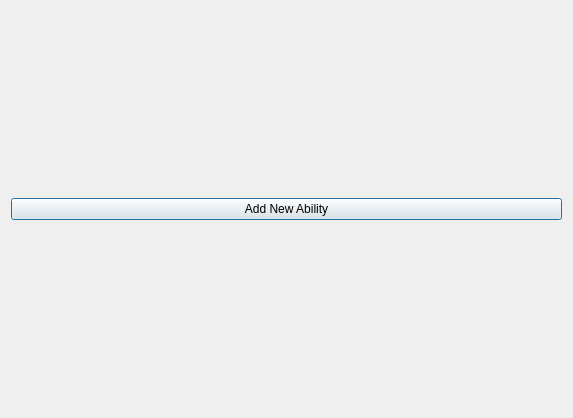
Above: BattleBoard/vieAbilityWindow.ui from Greykoil/BattleBoard before the change. Below: the same form after it.
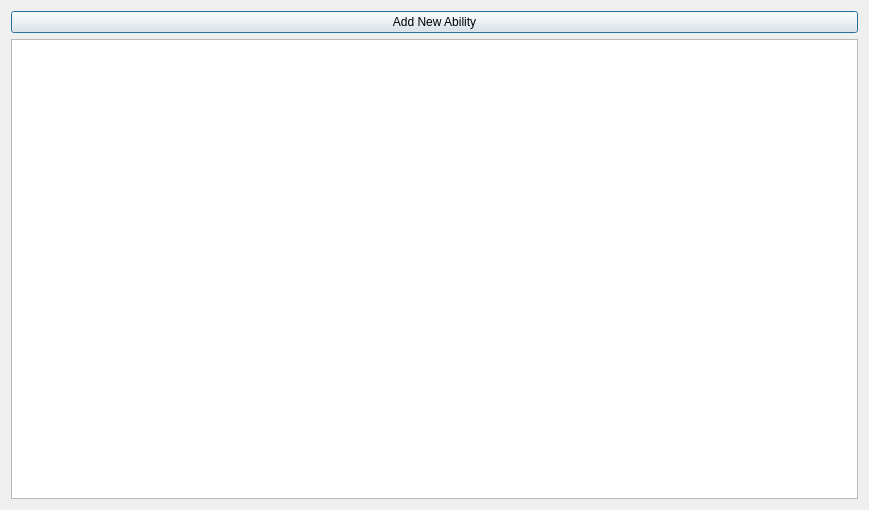
That is the form after the change.

```diff
--- a/BattleBoard/vieAbilityWindow.ui
+++ b/BattleBoard/vieAbilityWindow.ui
@@ -6,8 +6,8 @@
    <rect>
     <x>0</x>
     <y>0</y>
-    <width>573</width>
-    <height>418</height>
+    <width>869</width>
+    <height>510</height>
    </rect>
   </property>
   <property name="windowTitle">
@@ -21,6 +21,9 @@
      </property>
     </widget>
    </item>
+   <item>
+    <widget class="QListWidget" name="listWidget"/>
+   </item>
   </layout>
  </widget>
  <layoutdefault spacing="6" margin="11"/>
```
